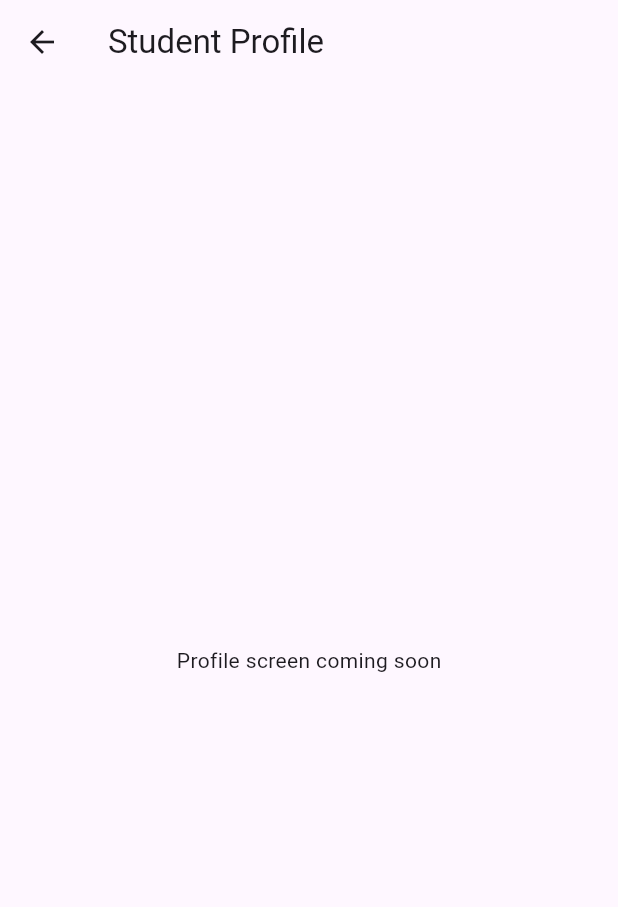
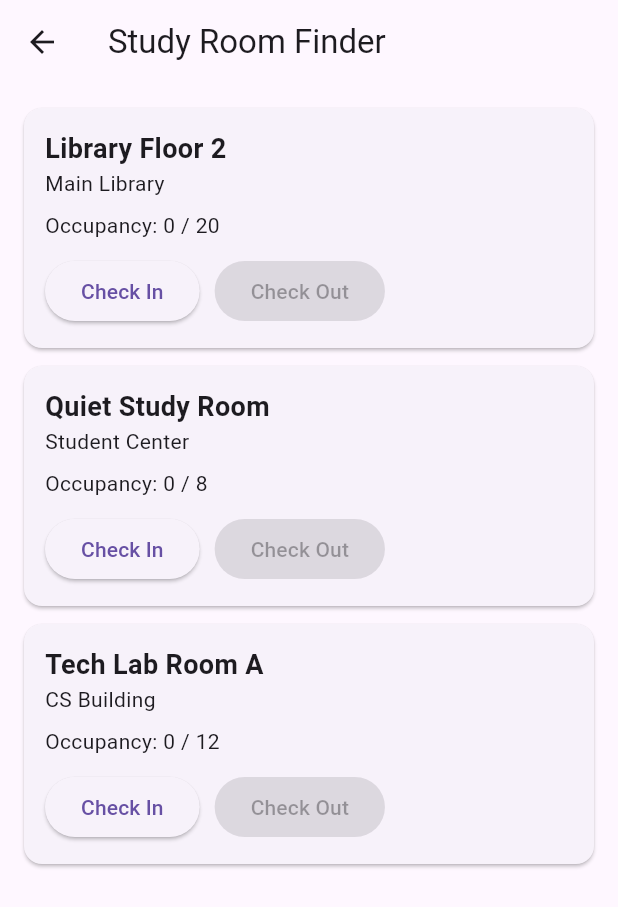
Before and after one commit to mordani26/FocusNFlow, a Flutter app: the screen it shows once a user with an empty profile is signed in, after a tap on "Study Room Finder", on a phone screen of 412 x 824 dp. Shown: the top 907 px of the screen. Run offline on Flutter 3.47's test engine with Material 3 defaults, Android fonts, the phone set to English and light mode, and no system bars; our stand-ins replace cloud_firestore, firebase_auth, firebase_core; accounts and stored records are empty.

Commit message:
Phase 2: Study Room Finder with real-time occupancy tracking

```diff
--- a/lib/screens/rooms_screen.dart
+++ b/lib/screens/rooms_screen.dart
@@ -1,13 +1,98 @@
 import 'package:flutter/material.dart';
+import 'package:cloud_firestore/cloud_firestore.dart';
+import 'package:focus_n_flow/services/room_service.dart';
 
-class RoomsScreen extends StatelessWidget {
-  const RoomsScreen({super.key});
+class RoomsScreen extends StatefulWidget {
+  @override
+  State<RoomsScreen> createState() => _RoomsScreenState();
+}
+
+class _RoomsScreenState extends State<RoomsScreen> {
+  final RoomService roomService = RoomService();
+
+  @override
+  void initState() {
+    super.initState();
+    roomService.createDefaultRooms();
+  }
 
   @override
   Widget build(BuildContext context) {
     return Scaffold(
-      appBar: AppBar(title: const Text('Student Profile')),
-      body: const Center(child: Text('Profile screen coming soon')),
+      appBar: AppBar(title: Text('Study Room Finder')),
+      body: StreamBuilder<QuerySnapshot>(
+        stream: roomService.getRooms(),
+        builder: (context, snapshot) {
+          if (snapshot.hasError) {
+            return Center(child: Text('Error loading rooms'));
+          }
+
+          if (snapshot.connectionState == ConnectionState.waiting) {
+            return Center(child: CircularProgressIndicator());
+          }
+
+          final rooms = snapshot.data!.docs;
+
+          if (rooms.isEmpty) {
+            return Center(child: Text('No rooms found'));
+          }
+
+          return ListView.builder(
+            padding: EdgeInsets.all(16),
+            itemCount: rooms.length,
+            itemBuilder: (context, index) {
+              final room = rooms[index];
+              final data = room.data() as Map<String, dynamic>;
+
+              final name = data['name'] ?? '';
+              final location = data['location'] ?? '';
+              final capacity = data['capacity'] ?? 0;
+              final current = data['currentOccupancy'] ?? 0;
+
+              return Card(
+                margin: EdgeInsets.only(bottom: 12),
+                child: Padding(
+                  padding: EdgeInsets.all(14),
+                  child: Column(
+                    crossAxisAlignment: CrossAxisAlignment.start,
+                    children: [
+                      Text(
+                        name,
+                        style: TextStyle(
+                          fontSize: 18,
+                          fontWeight: FontWeight.bold,
+                        ),
+                      ),
+                      Text(location),
+                      SizedBox(height: 8),
+                      Text('Occupancy: $current / $capacity'),
+                      SizedBox(height: 10),
+
+                      Row(
+                        children: [
+                          ElevatedButton(
+                            onPressed: current >= capacity
+                                ? null
+                                : () => roomService.checkIn(room.id),
+                            child: Text('Check In'),
+                          ),
+                          SizedBox(width: 10),
+                          ElevatedButton(
+                            onPressed: current <= 0
+                                ? null
+                                : () => roomService.checkOut(room.id),
+                            child: Text('Check Out'),
+                          ),
+                        ],
+                      ),
+                    ],
+                  ),
+                ),
+              );
+            },
+          );
+        },
+      ),
     );
   }
 }
--- a/lib/services/profile_service.dart
+++ b/lib/services/profile_service.dart
@@ -0,0 +1,70 @@
+import 'package:cloud_firestore/cloud_firestore.dart';
+
+class RoomService {
+  final FirebaseFirestore _db = FirebaseFirestore.instance;
+
+  CollectionReference get _rooms => _db.collection('studyRooms');
+
+  Future<void> createDefaultRooms() async {
+    final rooms = [
+      {
+        'name': 'Library Floor 2',
+        'location': 'Main Library',
+        'capacity': 20,
+        'currentOccupancy': 0,
+      },
+      {
+        'name': 'Tech Lab Room A',
+        'location': 'Computer Science Building',
+        'capacity': 12,
+        'currentOccupancy': 0,
+      },
+      {
+        'name': 'Quiet Study Room',
+        'location': 'Student Center',
+        'capacity': 8,
+        'currentOccupancy': 0,
+      },
+    ];
+
+    for (var room in rooms) {
+      final docId = room['name'].toString().replaceAll(' ', '_').toLowerCase();
+      await _rooms.doc(docId).set(room, SetOptions(merge: true));
+    }
+  }
+
+  Stream<QuerySnapshot> getRooms() {
+    return _rooms.orderBy('name').snapshots();
+  }
+
+  Future<void> checkIn(String roomId) async {
+    final roomRef = _rooms.doc(roomId);
+
+    await _db.runTransaction((transaction) async {
+      final snapshot = await transaction.get(roomRef);
+      final data = snapshot.data() as Map<String, dynamic>;
+
+      final current = data['currentOccupancy'] ?? 0;
+      final capacity = data['capacity'] ?? 0;
+
+      if (current < capacity) {
+        transaction.update(roomRef, {'currentOccupancy': current + 1});
+      }
+    });
+  }
+
+  Future<void> checkOut(String roomId) async {
+    final roomRef = _rooms.doc(roomId);
+
+    await _db.runTransaction((transaction) async {
+      final snapshot = await transaction.get(roomRef);
+      final data = snapshot.data() as Map<String, dynamic>;
+
+      final current = data['currentOccupancy'] ?? 0;
+
+      if (current > 0) {
+        transaction.update(roomRef, {'currentOccupancy': current - 1});
+      }
+    });
+  }
+}
--- a/lib/services/room_service.dart
+++ b/lib/services/room_service.dart
@@ -0,0 +1,70 @@
+import 'package:cloud_firestore/cloud_firestore.dart';
+
+class RoomService {
+  final FirebaseFirestore _db = FirebaseFirestore.instance;
+
+  CollectionReference get rooms => _db.collection('studyRooms');
+
+  Future<void> createDefaultRooms() async {
+    final defaultRooms = [
+      {
+        'name': 'Library Floor 2',
+        'location': 'Main Library',
+        'capacity': 20,
+        'currentOccupancy': 0,
+      },
+      {
+        'name': 'Tech Lab Room A',
+        'location': 'CS Building',
+        'capacity': 12,
+        'currentOccupancy': 0,
+      },
+      {
+        'name': 'Quiet Study Room',
+        'location': 'Student Center',
+        'capacity': 8,
+        'currentOccupancy': 0,
+      },
+    ];
+
+    for (var room in defaultRooms) {
+      final id = room['name'].toString().replaceAll(' ', '_').toLowerCase();
+      await rooms.doc(id).set(room, SetOptions(merge: true));
+    }
+  }
+
+  Stream<QuerySnapshot> getRooms() {
+    return rooms.snapshots();
+  }
+
+  Future<void> checkIn(String roomId) async {
+    final ref = rooms.doc(roomId);
+
+    await _db.runTransaction((transaction) async {
+      final snapshot = await transaction.get(ref);
+      final data = snapshot.data() as Map<String, dynamic>;
+
+      int current = data['currentOccupancy'] ?? 0;
+      int capacity = data['capacity'] ?? 0;
+
+      if (current < capacity) {
+        transaction.update(ref, {'currentOccupancy': current + 1});
+      }
+    });
+  }
+
+  Future<void> checkOut(String roomId) async {
+    final ref = rooms.doc(roomId);
+
+    await _db.runTransaction((transaction) async {
+      final snapshot = await transaction.get(ref);
+      final data = snapshot.data() as Map<String, dynamic>;
+
+      int current = data['currentOccupancy'] ?? 0;
+
+      if (current > 0) {
+        transaction.update(ref, {'currentOccupancy': current - 1});
+      }
+    });
+  }
+}
```
